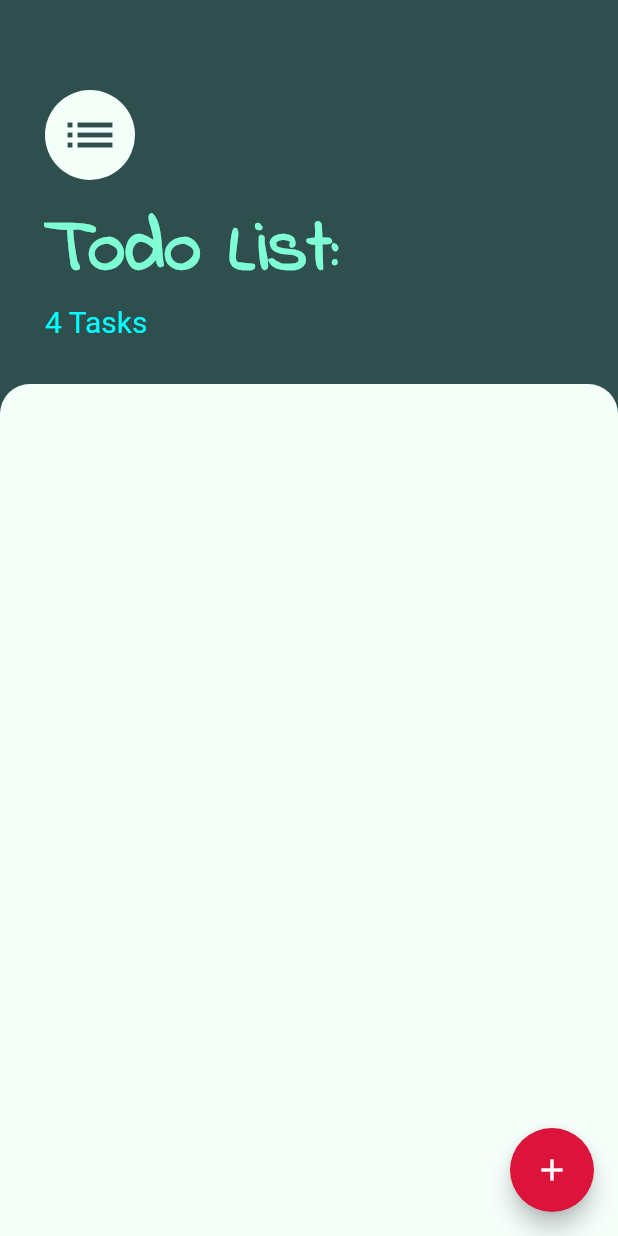
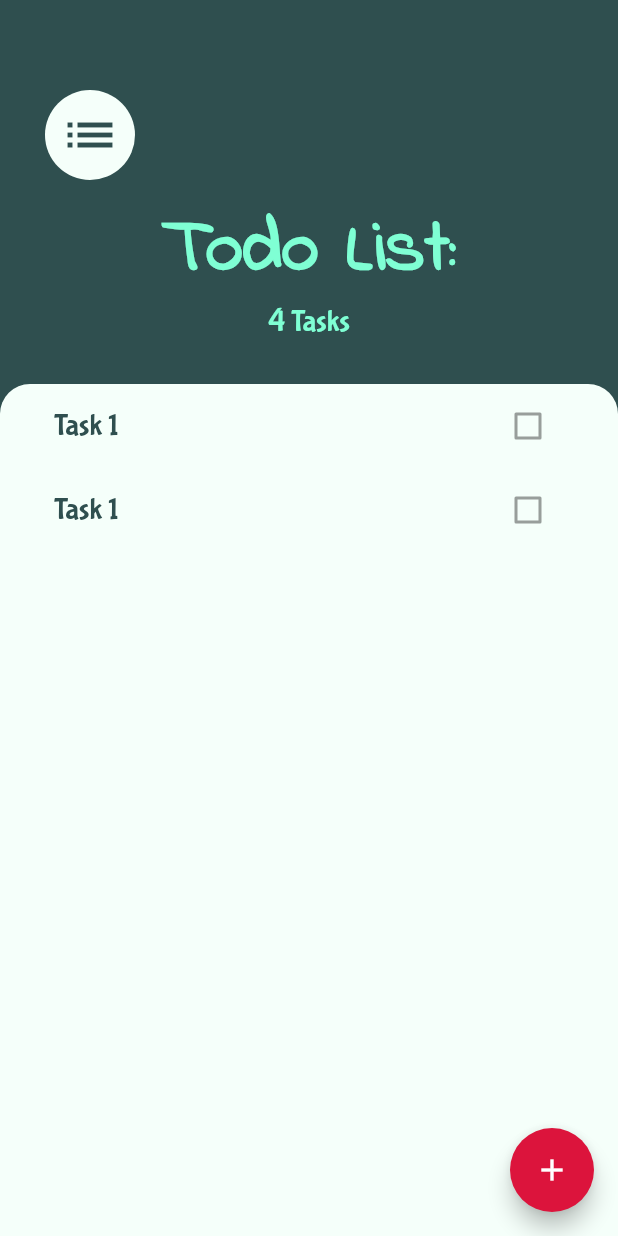
Before and after one commit to shaishalevss/todo_app, a Flutter app: the screen it shows after launch, on a phone screen of 412 x 824 dp. Run offline on Flutter 3.47's test engine with Material 2 defaults, Android fonts, the phone set to English and light mode, and no system bars.

Commit message:
added a listview, and a pop-up container. also changed the design and focused on 4 colors. added fonts and used them.

```diff
--- /dev/null
+++ b/lib/constants.dart
@@ -0,0 +1,7 @@
+import 'package:flutter/material.dart';
+
+const kTaskTileTextStyle = TextStyle(
+  fontFamily: 'BubblegumSans',
+  color: Color(0xFF2F4F4F),
+  fontSize: 20.0,
+);
--- a/lib/screens/task_screen.dart
+++ b/lib/screens/task_screen.dart
@@ -1,10 +1,22 @@
 import 'package:flutter/material.dart';
+import 'package:todo_app/widgets/tasks_list.dart';
+import 'package:todo_app/screens/add_task_screen.dart';
 
 class TasksScreen extends StatelessWidget {
   @override
   Widget build(BuildContext context) {
     return Scaffold(
       backgroundColor: Color(0xFF2F4F4F),
+      floatingActionButton: FloatingActionButton(
+        onPressed: () {
+          showModalBottomSheet(
+              context: context, builder: (context) => AddTaskScreen());
+        },
+        backgroundColor: Color(0xFFDC143C),
+        child: Icon(
+          Icons.add,
+        ),
+      ),
       body: Column(
         crossAxisAlignment: CrossAxisAlignment.start,
         children: [
@@ -26,7 +38,8 @@ class TasksScreen extends StatelessWidget {
                 SizedBox(
                   height: 10.0,
                 ),
-                Text(
+                Center(
+                  child: Text(
                     'Todo List:',
                     style: TextStyle(
                       color: Color(0xFF7FFFD4),
@@ -35,11 +48,15 @@ class TasksScreen extends StatelessWidget {
                       fontFamily: 'IndieFlower',
                     ),
                   ),
-                Text(
+                ),
+                Center(
+                  child: Text(
                     '4 Tasks',
                     style: TextStyle(
-                    color: Color(0xFF00FFFF),
+                      color: Color(0xFF7FFFD4),
                       fontSize: 20.0,
+                      fontFamily: 'BubblegumSans',
+                    ),
                   ),
                 ),
               ],
@@ -47,6 +64,7 @@ class TasksScreen extends StatelessWidget {
           ),
           Expanded(
             child: Container(
+              padding: EdgeInsets.symmetric(horizontal: 20.0),
               decoration: BoxDecoration(
                 color: Color(0xFFF5FFFA),
                 borderRadius: BorderRadius.only(
@@ -54,16 +72,15 @@ class TasksScreen extends StatelessWidget {
                   topRight: Radius.circular(20.0),
                 ),
               ),
+              child: TasksList(),
             ),
           )
         ],
       ),
-      floatingActionButton: FloatingActionButton(
-        backgroundColor: Color(0xFFDC143C),
-        child: Icon(
-          Icons.add,
-        ),
-      ),
     );
   }
 }
+
+//Color(0xFF2F4F4F) - greengrey
+//Color(0xFFF5FFFA) - cream
+//Color(0xFF7FFFD4) - textColor
--- /dev/null
+++ b/lib/widgets/task_tile.dart
@@ -0,0 +1,22 @@
+import 'package:flutter/material.dart';
+import 'package:todo_app/constants.dart';
+
+class TaskTile extends StatelessWidget {
+  @override
+  Widget build(BuildContext context) {
+    return ListTile(
+      title: Text(
+        'Task 1',
+        style: kTaskTileTextStyle,
+      ),
+      trailing: Checkbox(
+        onChanged: null,
+        value: false,
+        hoverColor: Colors.white,
+        checkColor: Colors.red,
+        activeColor: Colors.green,
+        focusColor: Colors.blue,
+      ),
+    );
+  }
+}
--- /dev/null
+++ b/lib/widgets/tasks_list.dart
@@ -0,0 +1,14 @@
+import 'package:flutter/material.dart';
+import 'package:todo_app/widgets/task_tile.dart';
+
+class TasksList extends StatelessWidget {
+  @override
+  Widget build(BuildContext context) {
+    return ListView(
+      children: <Widget>[
+        TaskTile(),
+        TaskTile(),
+      ],
+    );
+  }
+}
```
Also changed, not shown: lib/screens/add_task_screen.dart (added, +48 -0 lines), pubspec.yaml (+6 -4 lines), fonts/BubblegumSans-Regular.ttf (added), fonts/SansitaSwashed-VariableFont_wght.ttf (deleted). Lines whose indentation alone changed are shown as unchanged.
